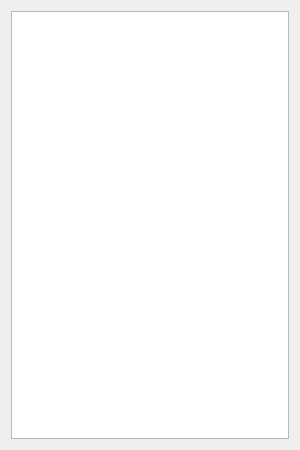
Above: src/downloadlanguageform.ui from VisualTranslator/VisualTranslator before the change. Below: the same form after it.
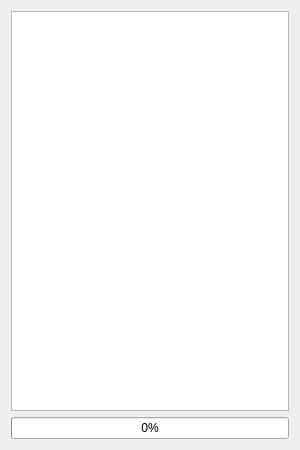
That is the form after the change. Icons and pictures are not drawn.

Commit message: Add progress bar for language download window

```diff
--- a/src/downloadlanguageform.ui
+++ b/src/downloadlanguageform.ui
@@ -26,6 +26,19 @@
    <item row="0" column="0">
     <widget class="QListWidget" name="listWidget"/>
    </item>
+   <item row="1" column="0">
+    <widget class="QProgressBar" name="progressBar">
+     <property name="value">
+      <number>0</number>
+     </property>
+     <property name="invertedAppearance">
+      <bool>false</bool>
+     </property>
+     <property name="format">
+      <string>%p%</string>
+     </property>
+    </widget>
+   </item>
   </layout>
  </widget>
  <resources/>
```
Left out of the diff: 3 changed lines with no effect on the pictures. The commit also changes 6 other files.
